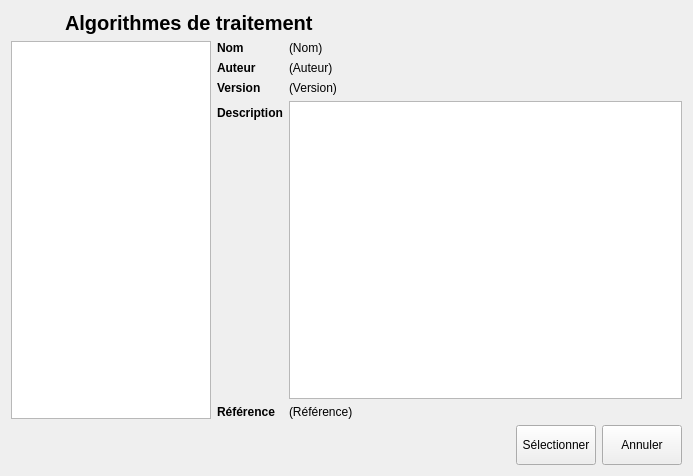
Above: python/resources/ui/processselectdialog.ui from introlab/OpenIMU before the change. Below: the same form after it.
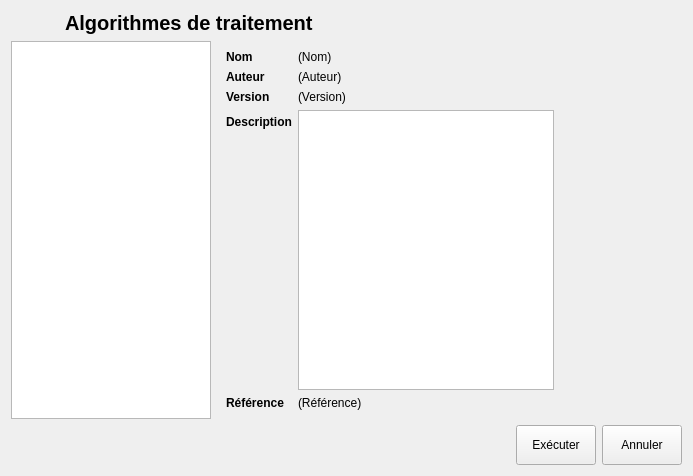
That is the form after the change. Icons and pictures are not drawn.

Patch:
```diff
--- a/python/resources/ui/processselectdialog.ui
+++ b/python/resources/ui/processselectdialog.ui
@@ -65,6 +65,7 @@
       </widget>
      </item>
      <item>
+      <widget class="QFrame" name="frameInfos">
       <layout class="QFormLayout" name="formLayout">
        <item row="0" column="0">
         <widget class="QLabel" name="lblName">
@@ -146,6 +147,12 @@
        </item>
        <item row="3" column="1">
         <widget class="QPlainTextEdit" name="txtDesc">
+          <property name="sizePolicy">
+           <sizepolicy hsizetype="MinimumExpanding" vsizetype="Expanding">
+            <horstretch>0</horstretch>
+            <verstretch>0</verstretch>
+           </sizepolicy>
+          </property>
          <property name="font">
           <font>
            <weight>50</weight>
@@ -181,6 +188,9 @@
          <property name="text">
           <string>(Référence)</string>
          </property>
+          <property name="wordWrap">
+           <bool>true</bool>
+          </property>
          <property name="openExternalLinks">
           <bool>true</bool>
          </property>
@@ -200,6 +210,20 @@
         </widget>
        </item>
       </layout>
+      </widget>
+     </item>
+     <item>
+      <spacer name="horizontalSpacer_2">
+       <property name="orientation">
+        <enum>Qt::Horizontal</enum>
+       </property>
+       <property name="sizeHint" stdset="0">
+        <size>
+         <width>40</width>
+         <height>20</height>
+        </size>
+       </property>
+      </spacer>
      </item>
     </layout>
    </item>
@@ -230,7 +254,7 @@
         <cursorShape>PointingHandCursor</cursorShape>
        </property>
        <property name="text">
-        <string>Sélectionner</string>
+        <string>Exécuter</string>
        </property>
        <property name="icon">
         <iconset resource="../core.qrc">
```
Left out of the diff: 2 changed lines with no effect on the pictures. Lines whose indentation alone changed are shown as unchanged.
